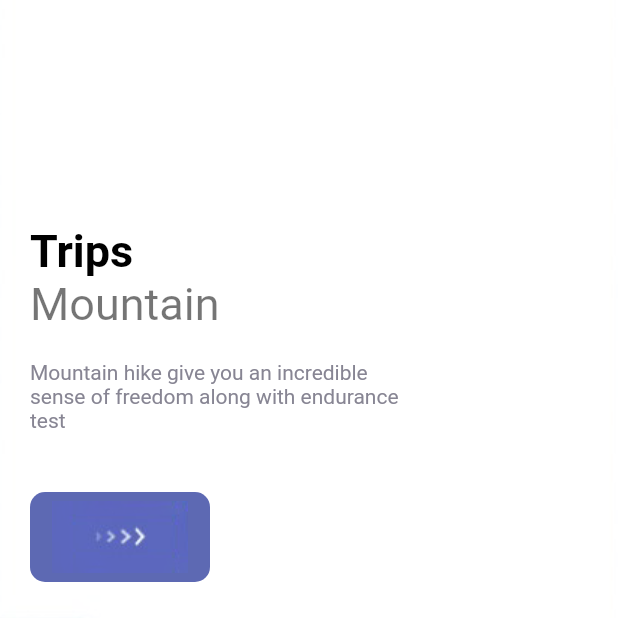
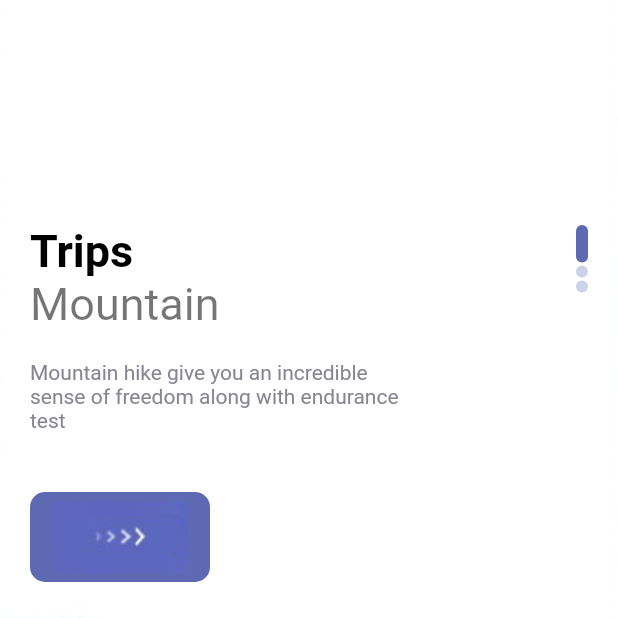
Before and after one commit to joaovieira23/travel-app, a Flutter app: the screen it shows after launch, on a phone screen of 412 x 824 dp, the top half of it. Run offline on Flutter 3.47's test engine with Material 2 defaults, Android fonts, the phone set to English and light mode, and no system bars.

Commit message:
feat: select the dots with the slider

```diff
--- a/lib/pages/welcome_page.dart
+++ b/lib/pages/welcome_page.dart
@@ -47,6 +47,7 @@ class _WelcomePageState extends State<WelcomePage> {
             child: Container(
               margin: const EdgeInsets.only(top: 150, left: 20, right: 20),
               child: Row(
+                mainAxisAlignment: MainAxisAlignment.spaceBetween,
                 children: [
                   Column(
                     crossAxisAlignment: CrossAxisAlignment.start,
@@ -65,8 +66,22 @@ class _WelcomePageState extends State<WelcomePage> {
                       SizedBox(height: 40,),
                       ResponsiveButton(width: 120,)
                     ],
+                  ),
+                  Column(
+                    children:
+                      List.generate(3, (indexDots){
+                        return Container(
+                          margin: const EdgeInsets.only(bottom: 2),
+                          width: 8,
+                          height: index == indexDots ? 25 : 8,
+                          decoration: BoxDecoration(
+                            borderRadius: BorderRadius.circular(8),
+                            color: index == indexDots ? AppColors.mainColor : AppColors.mainColor.withOpacity(0.3),
+                          ),
+                        );
+                      }),
                   )
-                ]
+                ],
                 ),
             ),
           );
```
